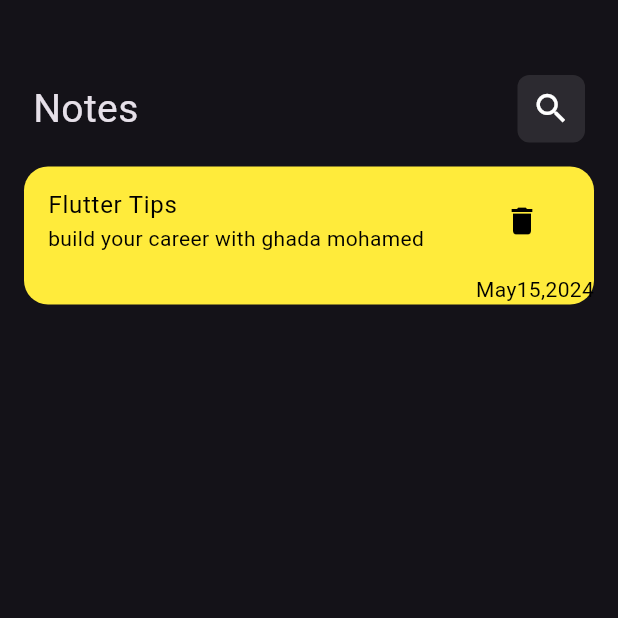
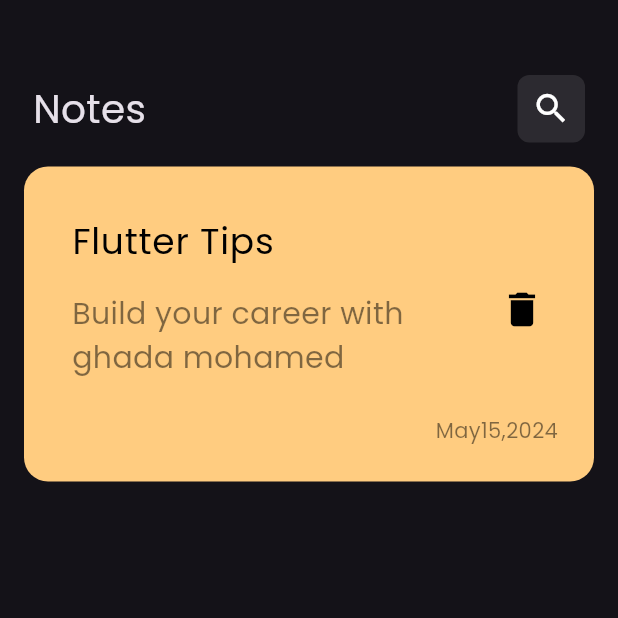
Before and after one commit to Ghada-Mohamed-Khalaf/notes_app, a Flutter app: the screen it shows after launch, on a phone screen of 412 x 824 dp, the top half of it. Run offline on Flutter 3.47's test engine with Material 3 defaults, Android fonts, the phone set to English and light mode, and no system bars.

Commit message:
custom notes item

```diff
--- a/lib/main.dart
+++ b/lib/main.dart
@@ -12,7 +12,9 @@ class NotesApp extends StatelessWidget {
   Widget build(BuildContext context) {
     return  MaterialApp(
       debugShowCheckedModeBanner: false,
-      theme: ThemeData(brightness: Brightness.dark,),
+      theme: ThemeData(brightness: Brightness.dark,
+      fontFamily: 'Poppins',
+      ),
       home: const NotesView(),
 
     );
--- /dev/null
+++ b/lib/views/widgets/custom_note_item.dart
@@ -0,0 +1,45 @@
+import 'package:flutter/material.dart';
+
+class NoteItem extends StatelessWidget {
+  const NoteItem({super.key});
+
+  @override
+  Widget build(BuildContext context) {
+    return Padding(
+      padding: const EdgeInsets.all(16.0),
+      child: Container(
+        padding: const EdgeInsets.only(top: 24,bottom: 24,left: 16),
+        decoration: BoxDecoration(
+          color: const Color(0xffFFCC80),
+          borderRadius: BorderRadius.circular(16),
+        ),
+        child: Column(
+          crossAxisAlignment: CrossAxisAlignment.end,
+          children: [
+            ListTile(
+                title: const Text(
+                  "Flutter Tips",
+                  style: TextStyle(color: Colors.black,fontSize: 24),
+                ),
+                subtitle:  Padding(
+                  padding: const EdgeInsets.only(top: 16,bottom: 16),
+                  child: Text("Build your career with ghada mohamed",
+                      style: TextStyle(color: Colors.black.withOpacity(.5),fontSize: 20)),
+                ),
+                trailing: IconButton(
+                  onPressed: () {},
+                  icon: const Icon(Icons.delete, color: Colors.black,size: 30,),
+                )),
+            Padding(
+              padding: const EdgeInsets.only(right: 24),
+              child: Text(
+                "May15,2024",
+                style: TextStyle(color: Colors.black.withOpacity(.5)),
+              ),
+            ),
+          ],
+        ),
+      ),
+    );
+  }
+}
--- a/lib/views/widgets/note_item.dart
+++ /dev/null
@@ -1,38 +0,0 @@
-import 'package:flutter/material.dart';
-
-class NoteItem extends StatelessWidget {
-  const NoteItem({super.key});
-
-  @override
-  Widget build(BuildContext context) {
-    return Padding(
-      padding: const EdgeInsets.all(16.0),
-      child: Container(
-        decoration: BoxDecoration(
-          color: Colors.yellow,
-          borderRadius: BorderRadius.circular(16),
-        ),
-        child: Column(
-          crossAxisAlignment: CrossAxisAlignment.end,
-          children: [
-            ListTile(
-                title: const Text(
-                  "Flutter Tips",
-                  style: TextStyle(color: Colors.black),
-                ),
-                subtitle: const Text("build your career with ghada mohamed",
-                    style: TextStyle(color: Colors.black)),
-                trailing: IconButton(
-                  onPressed: () {},
-                  icon: const Icon(Icons.delete, color: Colors.black),
-                )),
-            Text(
-              "May15,2024",
-              style: TextStyle(color: Colors.black),
-            ),
-          ],
-        ),
-      ),
-    );
-  }
-}
--- a/lib/views/widgets/notes_view_body.dart
+++ b/lib/views/widgets/notes_view_body.dart
@@ -1,6 +1,6 @@
 import 'package:flutter/material.dart';
 import 'package:notes_app/views/widgets/custom_app_bar.dart';
-import 'package:notes_app/views/widgets/note_item.dart';
+import 'package:notes_app/views/widgets/custom_note_item.dart';
 
 class NotesViewBody extends StatelessWidget {
   const NotesViewBody({super.key});
```
Also changed, not shown: pubspec.yaml (+6 -11 lines), assets/fonts/Poppins-Regular.ttf (added).
